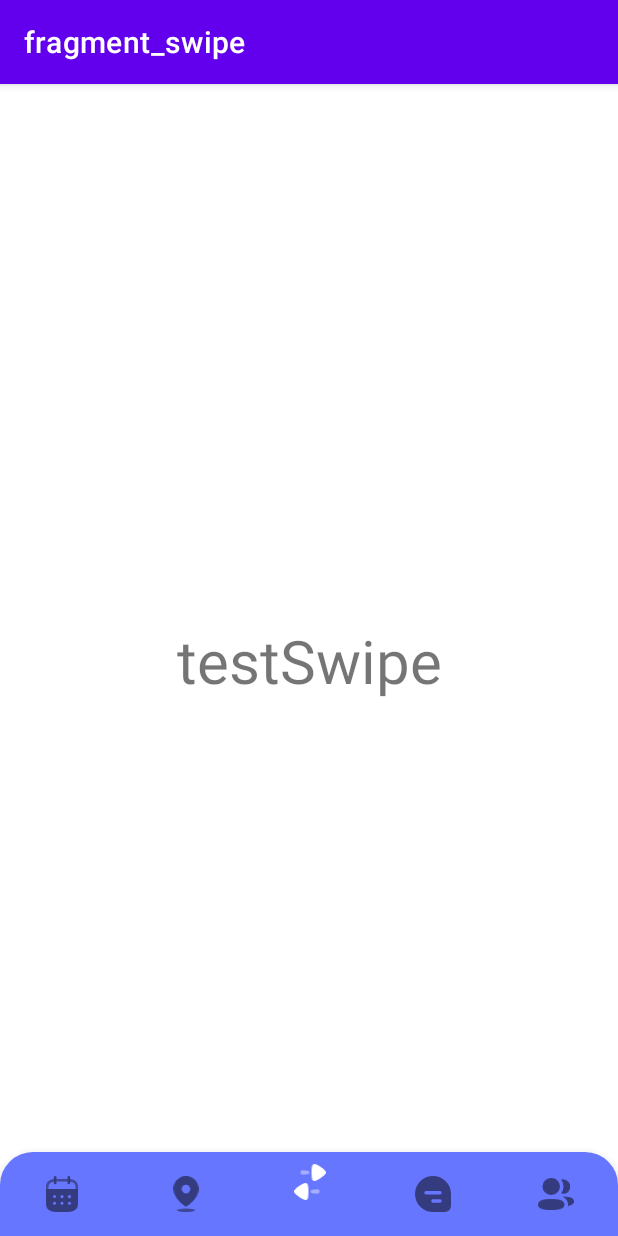
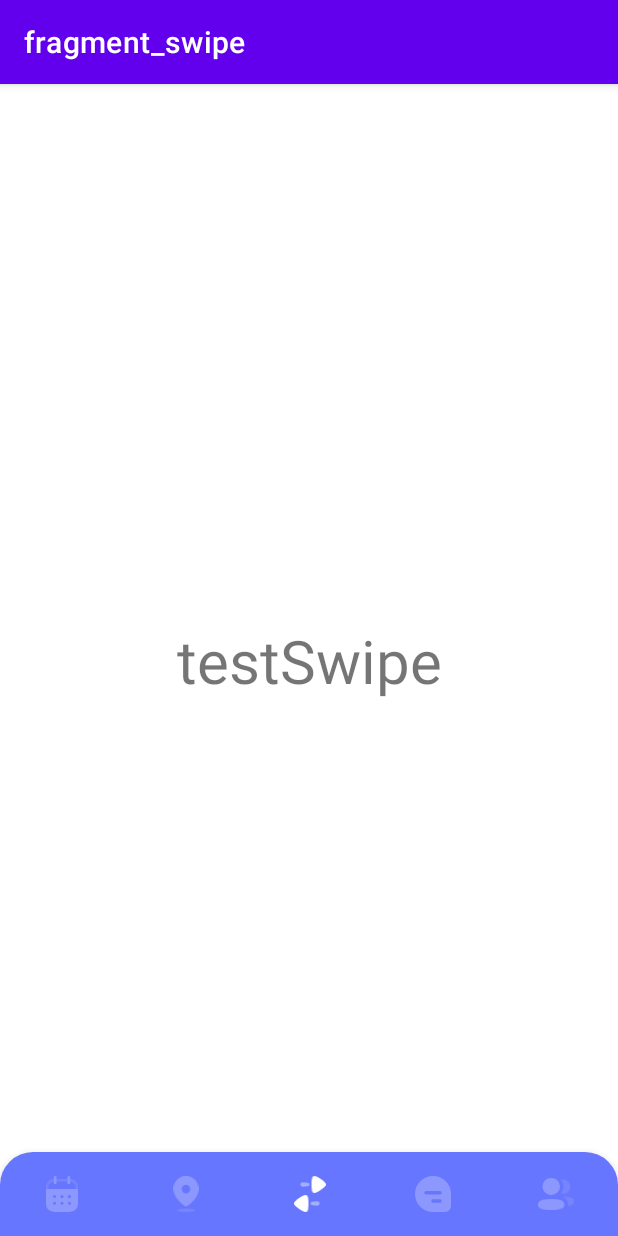
Before and after one commit to AndresOtalora01/GroupZ, an Android app: the MainActivity screen opened directly, with no data from a screen before it, on a phone screen of 412 x 824 dp. Run offline under Robolectric (Android 15) with nearby library versions, the phone set to English and light mode, and no system bars; our stand-ins replace navigation-ui.

Commit message:
Bottom nav bar finished - full design done

```diff
--- a/app/src/main/res/color/nav_icon_color.xml
+++ b/app/src/main/res/color/nav_icon_color.xml
@@ -1,5 +1,5 @@
 <?xml version="1.0" encoding="utf-8"?>
 <selector xmlns:android="http://schemas.android.com/apk/res/android">
 <item android:state_selected="true" android:color="@color/white"/>
-<item android:state_selected="false" android:color="@color/black"/>
+<item android:state_selected="false" android:color="#40FFFFFF"/>
 </selector>
--- a/app/src/main/res/drawable/ic_chats_icon.xml
+++ b/app/src/main/res/drawable/ic_chats_icon.xml
@@ -8,5 +8,5 @@
       android:strokeAlpha="0.5"
       android:fillColor="#fff"
       android:fillType="evenOdd"
-      android:fillAlpha="0.5"/>
+      />
 </vector>
--- a/app/src/main/res/drawable/ic_groups_icon.xml
+++ b/app/src/main/res/drawable/ic_groups_icon.xml
@@ -4,23 +4,21 @@
     android:viewportWidth="72.683"
     android:viewportHeight="65.415">
     <path
+        android:fillColor="#fff"
         android:pathData="M26.709,43.093C12.3,43.093 0,45.318 0,54.212s12.225,11.2 26.709,11.2c14.405,0 26.709,-2.225 26.709,-11.119S41.192,43.093 26.709,43.093"
-      android:strokeAlpha="0.5"
+        android:strokeAlpha="0.5" />
+    <path
         android:fillColor="#fff"
-      android:fillAlpha="0.5"/>
+        android:pathData="M26.709,34.615A17.43,17.43 0,0 0,44.382 17.307,17.43 17.43,0 0,0 26.709,0 17.432,17.432 0,0 0,9.036 17.307,17.432 17.432,0 0,0 26.709,34.615"
+        android:strokeAlpha="0.5" />
     <path
-      android:pathData="M26.709,34.615A17.43,17.43 0,0 0,44.382 17.307,17.43 17.43,0 0,0 26.709,0 17.432,17.432 0,0 0,9.036 17.307,17.432 17.432,0 0,0 26.709,34.615"
-      android:strokeAlpha="0.5"
         android:fillColor="#fff"
-      android:fillAlpha="0.5"/>
-  <path
         android:pathData="M51.513,17.621A23.142,23.142 0,0 1,47.377 30.872a0.644,0.644 0,0 0,0.444 1,14.419 14.419,0 0,0 2.034,0.188 14.7,14.7 0,0 0,14.8 -10.722A14.7,14.7 0,0 0,50.275 2.891,15.115 15.115,0 0,0 47.302,3.191 0.538,0.538 0,0 0,46.957 3.391,0.4 0.4,0 0,0 47.025,3.838 23.308,23.308 0,0 1,51.513 17.621"
         android:strokeAlpha="0.5"
+        android:fillAlpha="0.4"/>
+    <path
         android:fillColor="#fff"
-      android:fillAlpha="0.5"/>
-  <path
         android:pathData="M71.877,44.224c-1.262,-2.636 -4.31,-4.444 -8.947,-5.332A66.7,66.7 0,0 0,49.314 37.734,0.155 0.155,0 0,0 49.177,37.835a0.2,0.2 0,0 0,0.121 0.2c2.546,1.233 12.385,6.6 11.148,17.906a0.752,0.752 0,0 0,0.85 0.843c2.422,-0.338 8.652,-1.651 10.582,-5.732a7.656,7.656 0,0 0,0 -6.825"
         android:strokeAlpha="0.5"
-      android:fillColor="#fff"
-      android:fillAlpha="0.5"/>
+        android:fillAlpha="0.4"/>
 </vector>
--- a/app/src/main/res/drawable/ic_main_events_icon.xml
+++ b/app/src/main/res/drawable/ic_main_events_icon.xml
@@ -3,14 +3,13 @@
     android:height="62dp"
     android:viewportWidth="55.8"
     android:viewportHeight="62">
-  <path
-      android:pathData="M18.436,9.553L37.478,9.553L37.478,5.119L18.436,5.119ZM14.1,5.301v0.022a21.31,21.31 0,0 0,-4.388 0.875L9.712,6.181c-0.1,0.041 -0.183,0.061 -0.266,0.1a1.607,1.607 0,0 0,-0.332 0.121c-0.314,0.1 -0.628,0.223 -0.923,0.348 -0.157,0.061 -0.314,0.141 -0.471,0.2 -0.215,0.1 -0.449,0.223 -0.665,0.326l-0.532,0.306c-0.157,0.08 -0.3,0.182 -0.452,0.276A12.7,12.7 0,0 0,3.863 9.668l-0.04,0.041c-0.237,0.276 -0.471,0.53 -0.686,0.795l-0.04,0.039A16.424,16.424 0,0 0,0.021 20.994v1.189L4.316,22.183v-1.2c0,-5.225 1.665,-8.478 5.369,-10.145a14.7,14.7 0,0 1,4.43 -1.1h0.04L14.155,5.321ZM52.712,10.527l-0.019,-0.039a9.413,9.413 0,0 0,-0.707 -0.795l-0.024,-0.041a13.423,13.423 0,0 0,-2.231 -1.807c-0.138,-0.083 -0.266,-0.185 -0.431,-0.276s-0.354,-0.2 -0.55,-0.306 -0.431,-0.223 -0.665,-0.326c-0.135,-0.061 -0.3,-0.141 -0.468,-0.2 -0.3,-0.124 -0.591,-0.246 -0.9,-0.348 -0.117,-0.039 -0.215,-0.08 -0.333,-0.121s-0.181,-0.063 -0.266,-0.1v0.022a21.56,21.56 0,0 0,-4.391 -0.875L41.727,9.705a14.191,14.191 0,0 1,4.366 1.1,8.164 8.164,0 0,1 4.1,3.741 13.673,13.673 0,0 1,1.295 6.4v1.231h4.292v-1.2A16.436,16.436 0,0 0,52.712 10.527Z"
-      android:strokeAlpha="0.4"
-      android:fillColor="#fff"
-      android:fillAlpha="0.4"/>
-  <path
-      android:pathData="M41.85,2.223v9.77a2.232,2.232 0,0 1,-4.464 0L37.386,2.245a2.232,2.232 0,0 1,4.464 -0.033ZM18.414,2.258L18.414,12a2.232,2.232 0,1 1,-4.464 0L13.95,2.258a2.232,2.232 0,1 1,4.464 0M55.8,22.183L55.8,46.222C55.8,56.7 49.946,62 38.344,62L17.429,62C5.854,62 0,56.7 0,46.222L0,46.222L0,22.183ZM40.659,44.164A2.6,2.6 0,0 0,38.078 46.8a2.635,2.635 0,0 0,2.581 2.634,2.635 2.635,0 0,0 0,-5.268ZM27.913,44.136a2.649,2.649 0,0 0,0 5.3,2.6 2.6,0 0,0 2.555,-2.662 2.65,2.65 0,0 0,-2.555 -2.634ZM15.14,44.136a2.65,2.65 0,0 0,0 5.3,2.65 2.65,0 0,0 0,-5.3ZM40.659,32.913a2.636,2.636 0,1 0,2.554 2.634A2.579,2.579 0,0 0,40.659 32.913ZM27.913,32.885a2.649,2.649 0,0 0,0 5.3,2.6 2.6,0 0,0 2.555,-2.662 2.632,2.632 0,0 0,-2.555 -2.634ZM15.167,32.885a2.625,2.625 0,0 0,-2.581 2.662,2.556 2.556,0 1,0 2.581,-2.662Z"
-      android:strokeAlpha="0.5"
-      android:fillColor="#fff"
-      android:fillAlpha="0.5"/>
+    <path
+        android:fillAlpha="0.4"
+        android:fillColor="#fff"
+        android:pathData="M18.436,9.553L37.478,9.553L37.478,5.119L18.436,5.119ZM14.1,5.301v0.022a21.31,21.31 0,0 0,-4.388 0.875L9.712,6.181c-0.1,0.041 -0.183,0.061 -0.266,0.1a1.607,1.607 0,0 0,-0.332 0.121c-0.314,0.1 -0.628,0.223 -0.923,0.348 -0.157,0.061 -0.314,0.141 -0.471,0.2 -0.215,0.1 -0.449,0.223 -0.665,0.326l-0.532,0.306c-0.157,0.08 -0.3,0.182 -0.452,0.276A12.7,12.7 0,0 0,3.863 9.668l-0.04,0.041c-0.237,0.276 -0.471,0.53 -0.686,0.795l-0.04,0.039A16.424,16.424 0,0 0,0.021 20.994v1.189L4.316,22.183v-1.2c0,-5.225 1.665,-8.478 5.369,-10.145a14.7,14.7 0,0 1,4.43 -1.1h0.04L14.155,5.321ZM52.712,10.527l-0.019,-0.039a9.413,9.413 0,0 0,-0.707 -0.795l-0.024,-0.041a13.423,13.423 0,0 0,-2.231 -1.807c-0.138,-0.083 -0.266,-0.185 -0.431,-0.276s-0.354,-0.2 -0.55,-0.306 -0.431,-0.223 -0.665,-0.326c-0.135,-0.061 -0.3,-0.141 -0.468,-0.2 -0.3,-0.124 -0.591,-0.246 -0.9,-0.348 -0.117,-0.039 -0.215,-0.08 -0.333,-0.121s-0.181,-0.063 -0.266,-0.1v0.022a21.56,21.56 0,0 0,-4.391 -0.875L41.727,9.705a14.191,14.191 0,0 1,4.366 1.1,8.164 8.164,0 0,1 4.1,3.741 13.673,13.673 0,0 1,1.295 6.4v1.231h4.292v-1.2A16.436,16.436 0,0 0,52.712 10.527Z"
+        android:strokeAlpha="0.4" />
+    <path
+        android:fillColor="#fff"
+        android:pathData="M41.85,2.223v9.77a2.232,2.232 0,0 1,-4.464 0L37.386,2.245a2.232,2.232 0,0 1,4.464 -0.033ZM18.414,2.258L18.414,12a2.232,2.232 0,1 1,-4.464 0L13.95,2.258a2.232,2.232 0,1 1,4.464 0M55.8,22.183L55.8,46.222C55.8,56.7 49.946,62 38.344,62L17.429,62C5.854,62 0,56.7 0,46.222L0,46.222L0,22.183ZM40.659,44.164A2.6,2.6 0,0 0,38.078 46.8a2.635,2.635 0,0 0,2.581 2.634,2.635 2.635,0 0,0 0,-5.268ZM27.913,44.136a2.649,2.649 0,0 0,0 5.3,2.6 2.6,0 0,0 2.555,-2.662 2.65,2.65 0,0 0,-2.555 -2.634ZM15.14,44.136a2.65,2.65 0,0 0,0 5.3,2.65 2.65,0 0,0 0,-5.3ZM40.659,32.913a2.636,2.636 0,1 0,2.554 2.634A2.579,2.579 0,0 0,40.659 32.913ZM27.913,32.885a2.649,2.649 0,0 0,0 5.3,2.6 2.6,0 0,0 2.555,-2.662 2.632,2.632 0,0 0,-2.555 -2.634ZM15.167,32.885a2.625,2.625 0,0 0,-2.581 2.662,2.556 2.556,0 1,0 2.581,-2.662Z"
+        android:strokeAlpha="0.5" />
 </vector>
--- a/app/src/main/res/drawable/ic_nearby_people_icon.xml
+++ b/app/src/main/res/drawable/ic_nearby_people_icon.xml
@@ -4,13 +4,13 @@
     android:viewportWidth="43.322"
     android:viewportHeight="61.891">
     <path
+        android:fillColor="#fff"
         android:pathData="M21.79,52.607h0a2.548,2.548 0,0 1,-1.208 -0.368A57.107,57.107 0,0 1,5.609 38.167,28.553 28.553,0 0,1 0,22.078 22.176,22.176 0,0 1,10.929 2.9,21.318 21.318,0 0,1 32.7,3.078a22.449,22.449 0,0 1,7.815 8.275,22.958 22.958,0 0,1 2.81,11.118c-0.135,6.925 -3.643,14.371 -9.879,20.966a58.025,58.025 0,0 1,-10.394 8.726,3.629 3.629,0 0,1 -1.259,0.446ZM21.639,15a7.248,7.248 0,0 0,-5.2 2.184,7.566 7.566,0 0,0 -1.607,8.171 7.332,7.332 0,0 0,6.8 4.634h0.051a7.2,7.2 0,0 0,5.16 -2.173A7.6,7.6 0,0 0,24.47 15.58,7.205 7.205,0 0,0 21.639,15Z"
         android:strokeAlpha="0.5"
+        />
+    <path
         android:fillColor="#fff"
-      android:fillAlpha="0.5"/>
-  <path
         android:pathData="M6.189,58.797a15.473,3.095 0,1 0,30.946 0a15.473,3.095 0,1 0,-30.946 0z"
         android:strokeAlpha="0.4"
-      android:fillColor="#fff"
         android:fillAlpha="0.4"/>
 </vector>
--- a/app/src/main/res/layout/activity_main.xml
+++ b/app/src/main/res/layout/activity_main.xml
@@ -16,6 +16,7 @@
         app:layout_constraintEnd_toEndOf="parent"
         app:layout_constraintStart_toStartOf="parent"
         app:itemIconTint="@color/nav_icon_color"
+        app:labelVisibilityMode="unlabeled"
         app:menu="@menu/bottom_menu" />
 
     <fragment
--- a/app/src/main/res/menu/bottom_menu.xml
+++ b/app/src/main/res/menu/bottom_menu.xml
@@ -5,17 +5,19 @@
     <item
         android:id="@+id/mainEventsFragment"
         android:icon="@drawable/ic_main_events_icon"
-        android:title=""
-        />
+        android:title="" />
+
     <item
         android:id="@+id/nearbyPeopleFragment"
         android:icon="@drawable/ic_nearby_people_icon"
-        android:iconTint="@color/white"
-        android:title="" />
+        android:title=""
+        app:labelVisibilityMode="unlabeled" />
+
     <item
         android:id="@+id/swipeFragment"
         android:icon="@drawable/ic_swipe_icon"
         android:title="" />
+
     <item
         android:id="@+id/chatsListFragment"
         android:icon="@drawable/ic_chats_icon"
```
Lines whose indentation alone changed are shown as unchanged.
